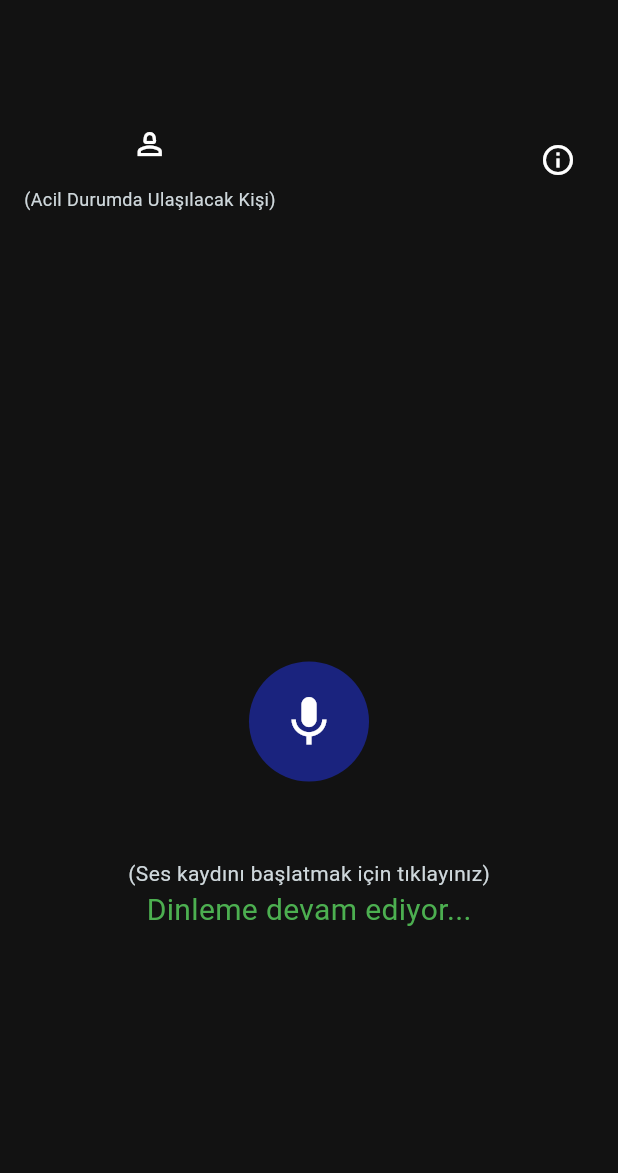
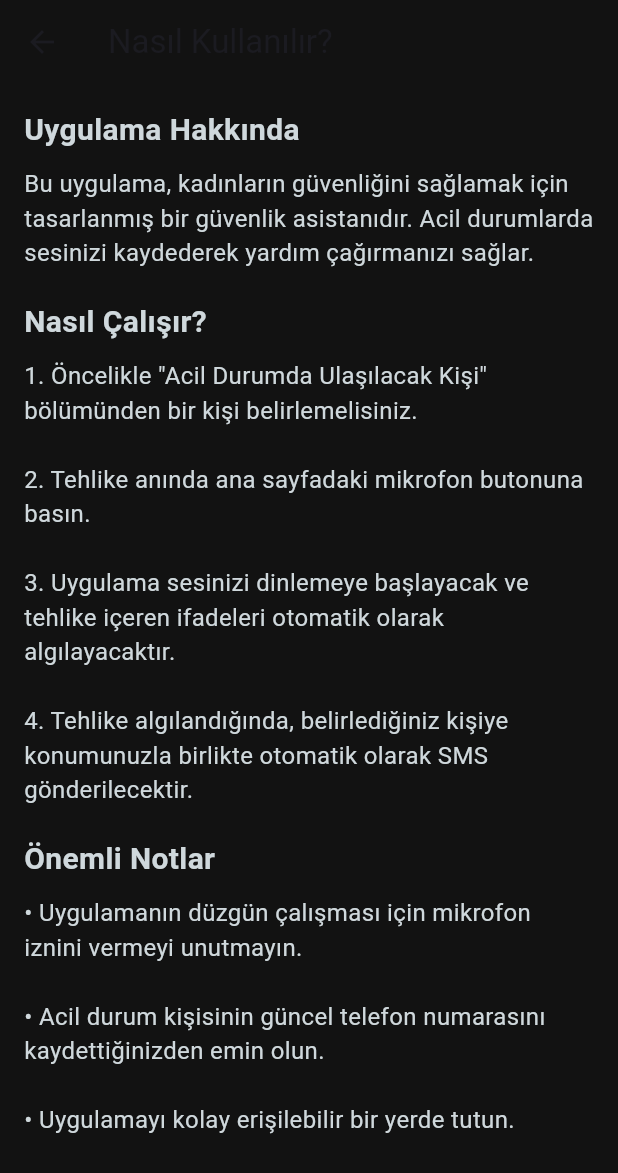
Before and after one commit to doguclks/Woman_Safety_Flutter_Mobile_App, a Flutter app: the screen it shows after launch, after a tap on the "info outline" icon, on a phone screen of 412 x 824 dp. Shown: the top 1173 px of the screen. Run offline on Flutter 3.47's test engine with Material 3 defaults, Android fonts, the phone set to English and light mode, and no system bars; our stand-ins replace flutter_contacts, geolocator, intl_phone_field, permission_handler, shared_preferences, speech_to_text; statements that could not run were skipped.

Commit message:
version 2

```diff
--- a/lib/main.dart
+++ b/lib/main.dart
@@ -1,7 +1,8 @@
 import 'package:app/pages/emergency_contact_page.dart';
+import 'package:app/pages/guide_page.dart';
 import 'package:flutter/material.dart';
 import 'pages/home_page.dart';
-import 'colors/colors.dart';
+import 'themes/colors.dart';
 
 void main() {
   runApp(const MyApp());
@@ -14,7 +15,7 @@ class MyApp extends StatelessWidget {
   @override
   Widget build(BuildContext context) {
     return MaterialApp(
-      title: 'Flutter Demo',
+      title: 'Yalnız Değilsin',
       debugShowCheckedModeBanner: false,
       theme: ThemeData(
         appBarTheme: const AppBarTheme(
--- a/lib/pages/emergency_contact_page.dart
+++ b/lib/pages/emergency_contact_page.dart
@@ -1,6 +1,6 @@
 import 'package:flutter/material.dart';
 import 'package:flutter_contacts/flutter_contacts.dart';
-import '../colors/colors.dart';
+import '../themes/colors.dart';
 import '../services/contact_service.dart';
 import '../widgets/emergency_contact_form.dart';
 import '../widgets/contact_picker.dart';
--- /dev/null
+++ b/lib/pages/guide_page.dart
@@ -0,0 +1,68 @@
+import 'package:flutter/material.dart';
+import '../themes/colors.dart';
+
+class GuidePage extends StatelessWidget {
+  const GuidePage({super.key});
+
+  @override
+  Widget build(BuildContext context) {
+    return Scaffold(
+      appBar: AppBar(
+        title: const Text('Nasıl Kullanılır?'),
+        elevation: 0,
+      ),
+      body: SingleChildScrollView(
+        padding: const EdgeInsets.all(16.0),
+        child: Column(
+          crossAxisAlignment: CrossAxisAlignment.start,
+          children: [
+            _buildSection(
+              'Uygulama Hakkında',
+              'Bu uygulama, kadınların güvenliğini sağlamak için tasarlanmış bir güvenlik asistanıdır. '
+                  'Acil durumlarda sesinizi kaydederek yardım çağırmanızı sağlar.',
+            ),
+            const SizedBox(height: 20),
+            _buildSection(
+              'Nasıl Çalışır?',
+              '1. Öncelikle "Acil Durumda Ulaşılacak Kişi" bölümünden bir kişi belirlemelisiniz.\n\n'
+                  '2. Tehlike anında ana sayfadaki mikrofon butonuna basın.\n\n'
+                  '3. Uygulama sesinizi dinlemeye başlayacak ve tehlike içeren ifadeleri otomatik olarak algılayacaktır.\n\n'
+                  '4. Tehlike algılandığında, belirlediğiniz kişiye konumunuzla birlikte otomatik olarak SMS gönderilecektir.',
+            ),
+            const SizedBox(height: 20),
+            _buildSection(
+              'Önemli Notlar',
+              '• Uygulamanın düzgün çalışması için mikrofon iznini vermeyi unutmayın.\n\n'
+                  '• Acil durum kişisinin güncel telefon numarasını kaydettiğinizden emin olun.\n\n'
+                  '• Uygulamayı kolay erişilebilir bir yerde tutun.',
+            ),
+          ],
+        ),
+      ),
+    );
+  }
+
+  Widget _buildSection(String title, String content) {
+    return Column(
+      crossAxisAlignment: CrossAxisAlignment.start,
+      children: [
+        Text(
+          title,
+          style: const TextStyle(
+            fontSize: 20,
+            fontWeight: FontWeight.bold,
+            color: AppColors.textColor,
+          ),
+        ),
+        const SizedBox(height: 10),
+        Text(
+          content,
+          style: const TextStyle(
+            fontSize: 16,
+            color: AppColors.textColor,
+          ),
+        ),
+      ],
+    );
+  }
+}
--- a/lib/pages/home_page.dart
+++ b/lib/pages/home_page.dart
@@ -3,11 +3,10 @@ import 'package:app/widgets/custom_icon_button.dart';
 import 'package:app/widgets/record_button_widget.dart';
 import 'package:flutter/material.dart';
 import '../colors/colors.dart';
-import '../services/location_service.dart';
-import 'package:geolocator/geolocator.dart';
 import 'package:speech_to_text/speech_to_text.dart' as stt;
 import 'package:permission_handler/permission_handler.dart';
 import 'package:app/pages/emergency_contact_page.dart';
+import 'package:app/pages/guide_page.dart';
 
 class HomePage extends StatefulWidget {
   const HomePage({super.key});
@@ -46,7 +45,18 @@ class _HomePageState extends State<HomePage> {
     }
   }
 
+  void _stopListening() {
+    _speech.stop();
+    setState(() => _isListening = false);
+  }
+
   void _startListening() async {
+    // Eğer zaten dinliyorsa, dinlemeyi durdur
+    if (_isListening) {
+      _stopListening();
+      return;
+    }
+
     await checkAndRequestMicrophonePermission(); // İzin kontrolü ve isteme
 
     if (await Permission.microphone.isGranted) {
@@ -77,13 +87,15 @@ class _HomePageState extends State<HomePage> {
             _isListening = false;
           });
           _speech.stop();
+          await RecordButtonWidget(onPressed: () {}, isRecording: false)
+              .handleOffensiveContent(context);
         } else {
           setState(() {
             _isOffensive = false;
           });
         }
       },
-      listenFor: Duration(hours: 10), // 10 saniye boyunca dinle
+      listenFor: Duration(seconds: 10), // 10 saniye boyunca dinle
       pauseFor: Duration(seconds: 20), // 1 saniye boşluk ver
       listenOptions: stt.SpeechListenOptions(partialResults: true),
       onSoundLevelChange: (level) {
@@ -140,11 +152,29 @@ class _HomePageState extends State<HomePage> {
                     ),
                   ],
                 ),
-                CustomIconButton(
-                  onPressed: () {
-                    // Bilgi iconu işlevselliği buraya eklenebilir
-                  },
-                  iconData: Icons.info_outline,
+                Column(
+                  children: [
+                    CustomIconButton(
+                      onPressed: () {
+                        Navigator.push(
+                          context,
+                          MaterialPageRoute(
+                            builder: (context) => const GuidePage(),
+                          ),
+                        );
+                      },
+                      iconData: Icons.info_outline,
+                    ),
+                    const SizedBox(height: 4),
+                    const Text(
+                      '(Uygulama Hakkında)',
+                      style: TextStyle(
+                        color: AppColors.textColor,
+                        fontSize: 12,
+                      ),
+                      textAlign: TextAlign.center,
+                    ),
+                  ],
                 ),
               ],
             ),
--- a/lib/services/contact_service.dart
+++ b/lib/services/contact_service.dart
@@ -53,4 +53,9 @@ class ContactService {
       'phoneNumber': prefs.getString('emergency_contact_number'),
     };
   }
+
+  Future<String?> getEmergencyContact() async {
+    final prefs = await SharedPreferences.getInstance();
+    return prefs.getString('emergency_contact');
+  }
 }
--- a/lib/widgets/contact_picker.dart
+++ b/lib/widgets/contact_picker.dart
@@ -1,6 +1,6 @@
 import 'package:flutter/material.dart';
 import 'package:flutter_contacts/flutter_contacts.dart';
-import '../colors/colors.dart';
+import '../themes/colors.dart';
 
 class ContactPicker extends StatelessWidget {
   final Contact? selectedContact;
--- a/lib/widgets/record_button_widget.dart
+++ b/lib/widgets/record_button_widget.dart
@@ -1,5 +1,7 @@
 import 'package:flutter/material.dart';
-import '../colors/colors.dart';
+import '../themes/colors.dart';
+import '../services/contact_service.dart';
+import '../services/location_service.dart';
 
 class RecordButtonWidget extends StatefulWidget {
   final VoidCallback onPressed;
@@ -11,6 +13,20 @@ class RecordButtonWidget extends StatefulWidget {
     required this.isRecording,
   });
 
+  Future<void> handleOffensiveContent(BuildContext context) async {
+    final locationService = LocationService(context);
+    final contactService = ContactService();
+
+    String? emergencyContact = await contactService.getEmergencyContact();
+    if (emergencyContact != null && emergencyContact.isNotEmpty) {
+      await locationService.sendEmergencySMS(emergencyContact);
+    } else {
+      ScaffoldMessenger.of(context).showSnackBar(
+        const SnackBar(content: Text('Acil durum kontağı ayarlanmamış!')),
+      );
+    }
+  }
+
   @override
   State<RecordButtonWidget> createState() => _RecordButtonWidgetState();
 }
@@ -18,10 +34,13 @@ class RecordButtonWidget extends StatefulWidget {
 class _RecordButtonWidgetState extends State<RecordButtonWidget>
     with SingleTickerProviderStateMixin {
   late AnimationController _animationController;
+  late final LocationService _locationService;
+  final ContactService _contactService = ContactService();
 
   @override
   void initState() {
     super.initState();
+    _locationService = LocationService(context);
     _animationController = AnimationController(
       vsync: this,
       duration: const Duration(seconds: 2),
@@ -54,7 +73,7 @@ class _RecordButtonWidgetState extends State<RecordButtonWidget>
                     decoration: BoxDecoration(
                       shape: BoxShape.circle,
                       border: Border.all(
-                        color: AppColors.primaryColor.withOpacity(0.5),
+                        color: Colors.red.withOpacity(0.5),
                         width: 2,
                       ),
                     ),
@@ -70,7 +89,7 @@ class _RecordButtonWidgetState extends State<RecordButtonWidget>
                     decoration: BoxDecoration(
                       shape: BoxShape.circle,
                       border: Border.all(
-                        color: AppColors.primaryColor.withOpacity(0.3),
+                        color: Colors.red.withOpacity(0.3),
                         width: 2,
                       ),
                     ),
@@ -85,8 +104,7 @@ class _RecordButtonWidgetState extends State<RecordButtonWidget>
                 width: 80,
                 height: 80,
                 decoration: BoxDecoration(
-                  color:
-                      widget.isRecording ? Colors.red : AppColors.primaryColor,
+                  color: widget.isRecording ? Colors.red : Colors.red,
                   shape: BoxShape.circle,
                 ),
                 child: Icon(
```
Also changed, not shown: lib/services/location_service.dart (+31 -0 lines), pubspec.yaml (+11 -5 lines), assets/images/yalnizDegilsinLogo.png (added), lib/themes/colors.dart (renamed from lib/colors/colors.dart), pubspec.lock, 30 other files.
